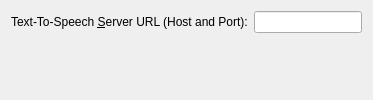
The window that programs/KJVCanOpener/KJVTTSOptionsConfig.ui (dewhisna/KingJamesPureBibleSearch) describes before a commit, drawn with Qt 5.
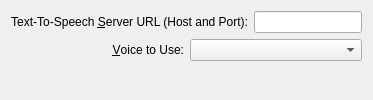
The same window after the commit.

Commit message: Added KJVConfiguration setting for Text-To-Speech Voice Selection.  Added corresponding persistent setting and save/restore logic in CMyApplication. Renamed the SaveTTSServerURL/RestoreTTServerURL functions to be the more generic SaveTTSSettings/RestoreTTSSettings in CMyApplication since it's now doing all TTS settings. Renamed QtSpeech::name() to be QtSpeech::voiceName() and added complementary setVoiceName() function. Changed the VoiceName in the constructor of QtSpeech to be a const. Fixed the TTS Settings launch #define checks in KJVCanOpener.

```diff
--- a/programs/KJVCanOpener/KJVTTSOptionsConfig.ui
+++ b/programs/KJVCanOpener/KJVTTSOptionsConfig.ui
@@ -32,12 +32,17 @@
     <number>0</number>
    </property>
    <item row="0" column="0">
+    <layout class="QVBoxLayout" name="verticalLayout">
+     <item>
     <layout class="QHBoxLayout" name="horizontalLayout">
      <item>
       <widget class="QLabel" name="lblTTSServerURL">
        <property name="text">
         <string>Text-To-Speech &amp;Server URL (Host and Port):</string>
        </property>
+         <property name="alignment">
+          <set>Qt::AlignRight|Qt::AlignTrailing|Qt::AlignVCenter</set>
+         </property>
        <property name="buddy">
         <cstring>editTTSServerURL</cstring>
        </property>
@@ -45,6 +50,32 @@
      </item>
      <item>
       <widget class="QLineEdit" name="editTTSServerURL"/>
+       </item>
+      </layout>
+     </item>
+     <item>
+      <layout class="QHBoxLayout" name="horizontalLayout_2">
+       <item>
+        <widget class="QLabel" name="lblTTSVoiceSelection">
+         <property name="text">
+          <string>&amp;Voice to Use:</string>
+         </property>
+         <property name="alignment">
+          <set>Qt::AlignRight|Qt::AlignTrailing|Qt::AlignVCenter</set>
+         </property>
+         <property name="buddy">
+          <cstring>comboBoxTTSVoiceSelection</cstring>
+         </property>
+        </widget>
+       </item>
+       <item>
+        <widget class="QComboBox" name="comboBoxTTSVoiceSelection">
+         <property name="sizeAdjustPolicy">
+          <enum>QComboBox::AdjustToContents</enum>
+         </property>
+        </widget>
+       </item>
+      </layout>
      </item>
     </layout>
    </item>
```
Lines whose indentation alone changed are shown as unchanged. The commit also changes 10 other files.
